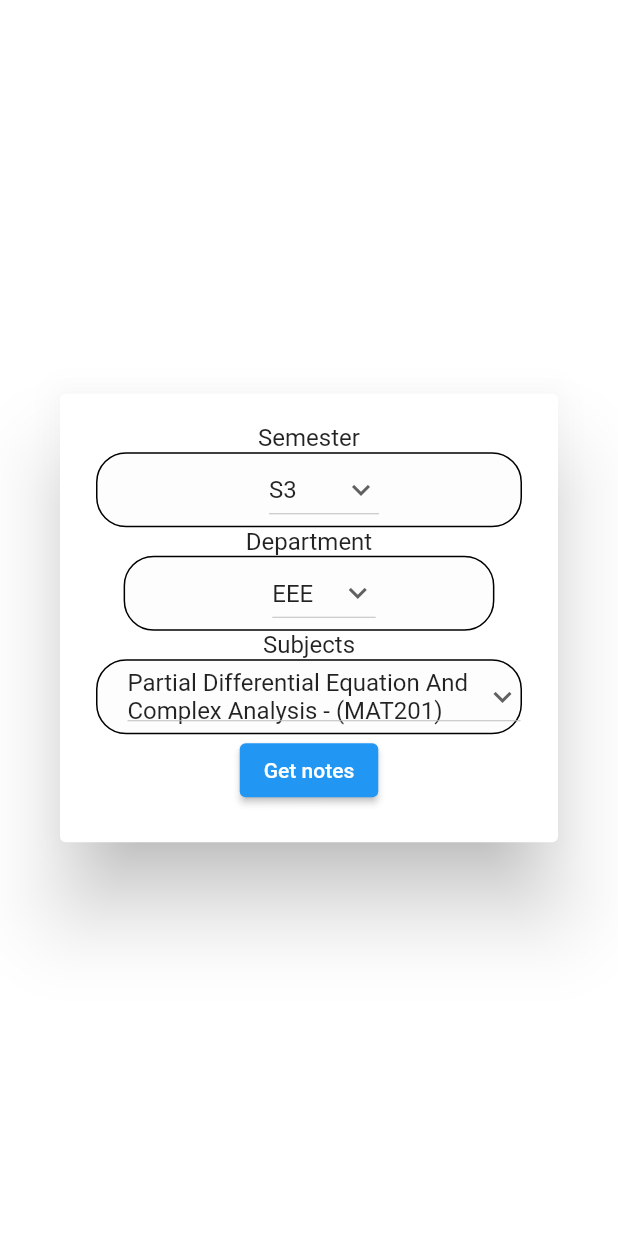
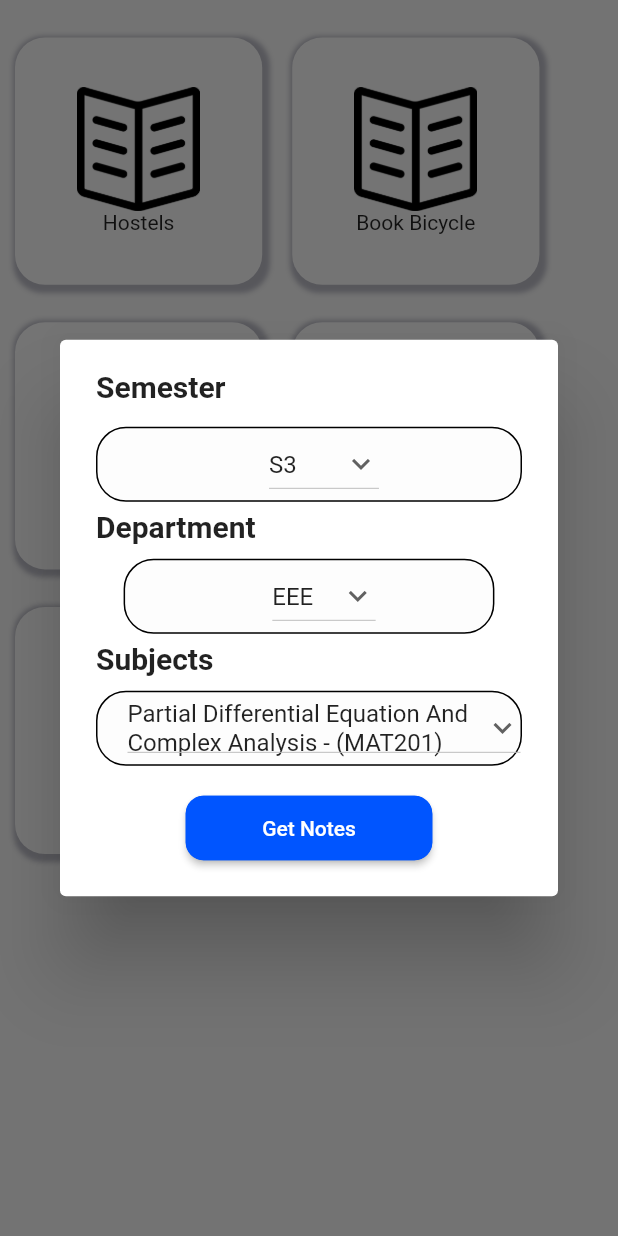
Before and after one commit to arunima-s/gecw-app, a Flutter app: the HomeScreenMenu widget shown alone on an empty page, opened directly, after a tap on "Notes", on a phone screen of 412 x 824 dp. Run offline on Flutter 3.47's test engine with Material 2 defaults, Android fonts, the phone set to English and light mode, and no system bars; our stand-ins replace card_swiper, firebase_auth, firebase_core, firebase_database, firebase_messaging, firebase_storage and 6 more; missing offline and left inert: maps_launcher, web_scraper; accounts and stored records are empty.

```diff
--- a/gecwapp/lib/Constants/datasets.dart
+++ b/gecwapp/lib/Constants/datasets.dart
@@ -112,7 +112,8 @@ class DropDownDataset {
       ["Industrial Economics And Foreign Trade - (HUT300)", "", ""],
       ["Comprehensive Course Work - (CST308)", "", ""],
       ["Networking Lab - (CSL332)", "", ""],
-      ["Miniproject - (CSD334)", "", ""]
+      ["Miniproject - (CSD334)", "", ""],
+      ["Elective 1", "", ""],
     ],
     //////////////////////////////////
     /////////////////////////////////////
@@ -181,7 +182,8 @@ class DropDownDataset {
       ["Management For Engineers - (HUT310)", "", ""],
       ["Comrehensive Course Work - (EET308)", "", ""],
       ["Power Systems Lab - (EEL332)", "", ""],
-      ["Power Electronics Lab - (EEL334)", "", ""]
+      ["Power Electronics Lab - (EEL334)", "", ""],
+      ["Elective 1", "", ""],
     ],
     //////////////////////////////////
     /////////////////////////////////////
@@ -279,7 +281,8 @@ class DropDownDataset {
       ["Management For Engineers - (HUT310)", "", ""],
       ["Comprehensive Course Work - (MET308)", "", ""],
       ["Computer Aided Design & Analysis Lab - (MEL332)", "", ""],
-      ["Thermal Engineering Lab-Ii - (MEL334)", "", ""]
+      ["Thermal Engineering Lab-Ii - (MEL334)", "", ""],
+      ["Elective 1", "", ""],
     ],
     "ECS3": [
       ["Partial Differential Equation And Complex Analysis - (MAT201)", "", ""],
@@ -344,7 +347,8 @@ class DropDownDataset {
       ["Management For Engineers - (HUT310)", "", ""],
       ["Comprehensive Course Work - (ECT308)", "", ""],
       ["Communication Lab - (ECL332)", "", ""],
-      ["Miniproject - (ECD334)", "", ""]
+      ["Miniproject - (ECD334)", "", ""],
+      ["Elective 1", "", ""],
     ],
   };
 
--- /dev/null
+++ b/gecwapp/lib/Constants/values.dart
@@ -0,0 +1,10 @@
+class GWValues {
+  List<double>? screenSizes;
+  List get getScreenSizes {
+    return screenSizes ?? [715, 411];
+  }
+
+  set setScreenSizes(List<double> size) {
+    screenSizes = size;
+  }
+}
--- a/gecwapp/lib/main.dart
+++ b/gecwapp/lib/main.dart
@@ -4,6 +4,7 @@ import 'package:firebase_messaging/firebase_messaging.dart';
 import 'package:flutter/material.dart';
 import 'package:flutter_local_notifications/flutter_local_notifications.dart';
 import 'package:gecwapp/Constants/strings.dart';
+import 'package:gecwapp/Constants/values.dart';
 import 'package:gecwapp/Providers/calendardata_provider.dart';
 import 'package:gecwapp/Providers/hostels_provider.dart';
 import 'package:gecwapp/Providers/notification_provider.dart';
@@ -91,6 +92,7 @@ class _MyAppState extends State<MyApp> {
 
   @override
   Widget build(BuildContext context) {
+    // GWValues().setHeight(screenHeight);
     return MaterialApp(
       // home: HomeScreen(),
       home: isLoggedIn ? HomeScreen() : LoginScreen(),
--- a/gecwapp/lib/screens/LoginScreens/loginScreen.dart
+++ b/gecwapp/lib/screens/LoginScreens/loginScreen.dart
@@ -2,6 +2,7 @@ import 'package:firebase_auth/firebase_auth.dart';
 import 'package:firebase_database/firebase_database.dart';
 import 'package:flutter/material.dart';
 import 'package:gecwapp/Constants/strings.dart';
+import 'package:gecwapp/Constants/values.dart';
 import 'package:gecwapp/Models/userModel.dart';
 import 'package:gecwapp/Utilities/popup_messages.dart';
 import 'package:gecwapp/customWidgets/overlayLoader.dart';
@@ -30,6 +31,7 @@ class _LoginScreenState extends State<LoginScreen> {
   Widget build(BuildContext context) {
     final screenWidth = MediaQuery.of(context).size.width;
     final screenHeight = MediaQuery.of(context).size.height;
+    GWValues().setScreenSizes = [screenHeight, screenWidth];
     return Scaffold(
       body: Stack(
         children: [
--- a/gecwapp/lib/screens/homeScreen.dart
+++ b/gecwapp/lib/screens/homeScreen.dart
@@ -1,4 +1,5 @@
 import 'package:flutter/material.dart';
+import 'package:gecwapp/Constants/values.dart';
 import 'package:gecwapp/CustomWidgets/navdrawer.dart';
 import 'package:gecwapp/CustomWidgets/tabbarMenu.dart';
 import 'package:gecwapp/Providers/sharedPrefs_provider.dart';
@@ -13,7 +14,11 @@ class HomeScreen extends StatelessWidget {
   final GlobalKey<ScaffoldState> _scaffoldKey = new GlobalKey<ScaffoldState>();
   @override
   Widget build(BuildContext context) {
-    print('------------------Home Screen-------------------');
+    final screenWidth = MediaQuery.of(context).size.width;
+    final screenHeight = MediaQuery.of(context).size.height;
+    GWValues().setScreenSizes = [screenHeight, screenWidth];
+    print(
+        '------------------Home Screen-------------------$screenHeight, $screenWidth');
     context.read<SharedPrefsProvider>().fetchSharedPrefs();
     return MaterialApp(
       home: DefaultTabController(
--- a/gecwapp/lib/screens/semesterScreen.dart
+++ b/gecwapp/lib/screens/semesterScreen.dart
@@ -1,7 +1,8 @@
 import 'package:flutter/material.dart';
 import 'package:gecwapp/Constants/datasets.dart';
 import 'package:gecwapp/Constants/strings.dart';
-import 'package:gecwapp/Screens/studyMaterialScreen.dart';
+import 'package:gecwapp/Constants/values.dart';
+import 'package:gecwapp/customWidgets/rounded_button.dart';
 import 'package:url_launcher/url_launcher.dart';
 
 class StudyMaterialsScreen extends StatefulWidget {
@@ -12,6 +13,7 @@ class StudyMaterialsScreen extends StatefulWidget {
 }
 
 class _StudyMaterialsScreenState extends State<StudyMaterialsScreen> {
+  final screenSizes = GWValues().getScreenSizes;
   var selectedSemesterString = "S3";
   var semesterNames = ["S1 - S2", "S3", "S4", "S5", "S6", "S7", "S8"];
   var selectedDepartmentString = "EEE";
@@ -24,7 +26,6 @@ class _StudyMaterialsScreenState extends State<StudyMaterialsScreen> {
 
   @override
   void initState() {
-    // TODO: implement initState
     super.initState();
     departmentNames = data.values.toList();
     subjectList =
@@ -38,9 +39,20 @@ class _StudyMaterialsScreenState extends State<StudyMaterialsScreen> {
       content: Container(
         child: Column(
           mainAxisSize: MainAxisSize.min,
-          mainAxisAlignment: MainAxisAlignment.center,
+          // mainAxisAlignment: MainAxisAlignment.center,
+          // crossAxisAlignment: CrossAxisAlignment.start,
           children: [
-            Text("Semester"),
+            Row(
+              children: [
+                Padding(
+                  padding: const EdgeInsets.fromLTRB(0, 0, 0, 15),
+                  child: Text(
+                    "Semester",
+                    style: TextStyle(fontWeight: FontWeight.bold, fontSize: 20),
+                  ),
+                ),
+              ],
+            ),
             Container(
               alignment: Alignment.center,
               padding: EdgeInsets.only(left: 20),
@@ -71,7 +83,17 @@ class _StudyMaterialsScreenState extends State<StudyMaterialsScreen> {
             ///////////////////////////////////
             //////////////////////////////////
             /////////////////////////////////
-            Text("Department"),
+            Row(
+              children: [
+                Padding(
+                  padding: const EdgeInsets.fromLTRB(0, 5, 0, 10),
+                  child: Text(
+                    "Department",
+                    style: TextStyle(fontWeight: FontWeight.bold, fontSize: 20),
+                  ),
+                ),
+              ],
+            ),
             Container(
               alignment: Alignment.center,
               padding: EdgeInsets.only(left: 20),
@@ -101,8 +123,18 @@ class _StudyMaterialsScreenState extends State<StudyMaterialsScreen> {
               ),
             ),
             ////////////////////////////////////
-            ///////////////////////////////////
-            Text("Subjects"),
+            ///////////////////////////////
+            Row(
+              children: [
+                Padding(
+                  padding: const EdgeInsets.fromLTRB(0, 5, 0, 10),
+                  child: Text(
+                    "Subjects",
+                    style: TextStyle(fontWeight: FontWeight.bold, fontSize: 20),
+                  ),
+                ),
+              ],
+            ),
             Container(
               alignment: Alignment.center,
               padding: EdgeInsets.only(left: 20),
@@ -131,7 +163,12 @@ class _StudyMaterialsScreenState extends State<StudyMaterialsScreen> {
                 },
               ),
             ),
-            ElevatedButton(onPressed: openDrive, child: Text("Get notes"))
+            // ElevatedButton(onPressed: openDrive, child: Text("Get notes"))
+            Padding(
+              padding: const EdgeInsets.only(top: 20),
+              child: RoundedButton('Get Notes', openDrive, screenSizes[1] * 0.4,
+                  screenSizes[0] * 0.06),
+            )
           ],
         ),
       ),
--- a/gecwapp/lib/screens/studyMaterialScreen.dart
+++ b/gecwapp/lib/screens/studyMaterialScreen.dart
@@ -3,7 +3,6 @@ import 'package:flutter_local_notifications/flutter_local_notifications.dart';
 import 'package:gecwapp/Constants/strings.dart';
 import 'package:gecwapp/Screens/semesterScreen.dart';
 import 'package:gecwapp/screens/hostelListScreen.dart';
-import 'package:gecwapp/screens/mainScreen.dart';
 import 'package:gecwapp/screens/scholarshipScreen.dart';
 
 class HomeScreenMenu extends StatefulWidget {
@@ -38,10 +37,15 @@ class _HomeScreenMenuState extends State<HomeScreenMenu> {
         Row(
           children: [
             GestureDetector(
-                onTap: () => {
-                      Navigator.of(context).push(MaterialPageRoute(
-                          builder: (context) => StudyMaterialsScreen()))
-                    },
+                // onTap: () => {
+                //       Navigator.of(context).push(MaterialPageRoute(
+                //           builder: (context) => StudyMaterialsScreen()))
+                //     },
+                onTap: () {
+                  showDialog(
+                      context: context,
+                      builder: (context) => StudyMaterialsScreen());
+                },
                 child: StudyMenuItem("assets/images/notes.png", "Notes")),
             GestureDetector(
               child: StudyMenuItem("assets/images/notes.png", "Scholarships"),
```
